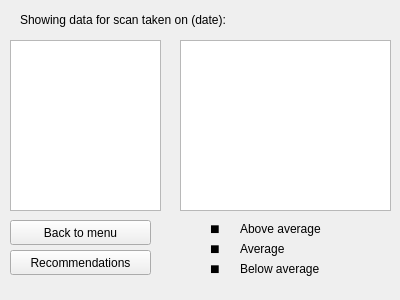
Qt form datapage.ui (andreias144/3004Final) before a commit.
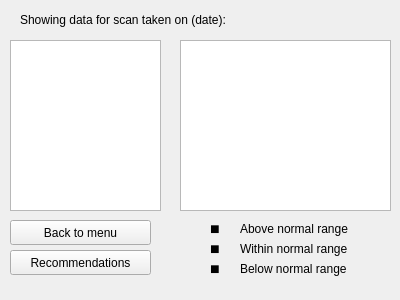
The same form after that commit. The open tabs and pages were chosen to show the change.

What changed in the file:
```diff
--- a/datapage.ui
+++ b/datapage.ui
@@ -175,12 +175,12 @@
       <rect>
        <x>240</x>
        <y>220</y>
-       <width>111</width>
+       <width>141</width>
        <height>17</height>
       </rect>
      </property>
      <property name="text">
-      <string>Above average</string>
+      <string>Above normal range</string>
      </property>
     </widget>
     <widget class="QLabel" name="legend2">
@@ -188,12 +188,12 @@
       <rect>
        <x>240</x>
        <y>240</y>
-       <width>111</width>
+       <width>141</width>
        <height>17</height>
       </rect>
      </property>
      <property name="text">
-      <string>Average</string>
+      <string>Within normal range</string>
      </property>
     </widget>
     <widget class="QLabel" name="legend3">
@@ -201,12 +201,12 @@
       <rect>
        <x>240</x>
        <y>260</y>
-       <width>111</width>
+       <width>131</width>
        <height>17</height>
       </rect>
      </property>
      <property name="text">
-      <string>Below average</string>
+      <string>Below normal range</string>
      </property>
     </widget>
    </widget>
```
Left out of the diff: 6 changed lines with no effect on the pictures.
